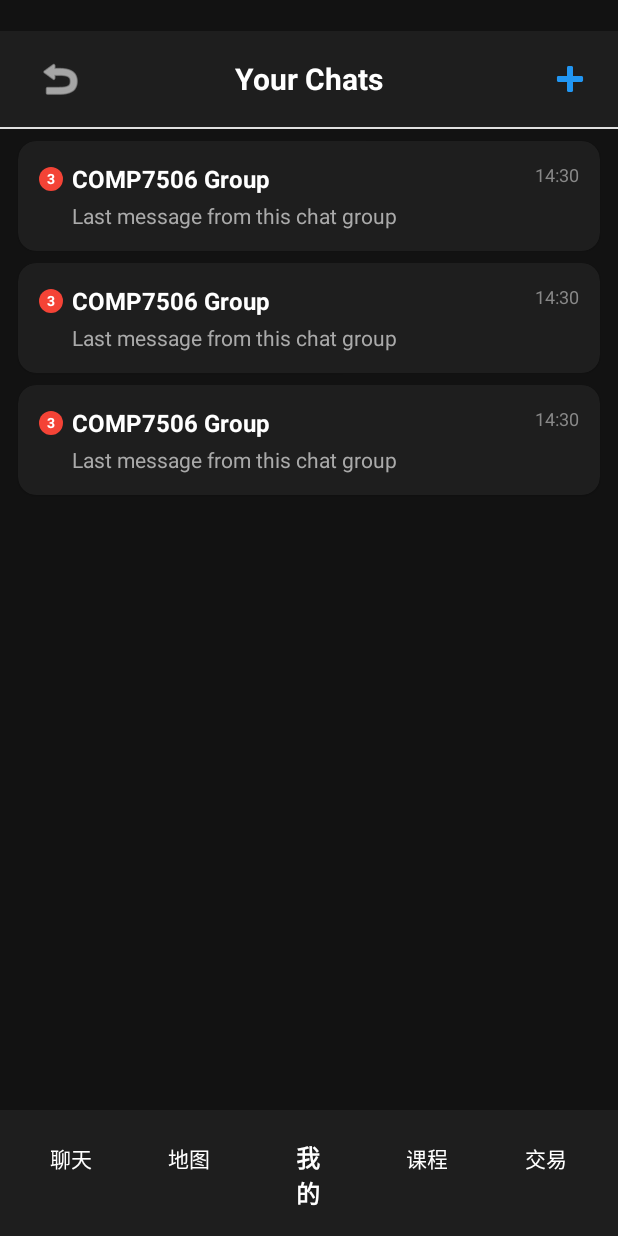
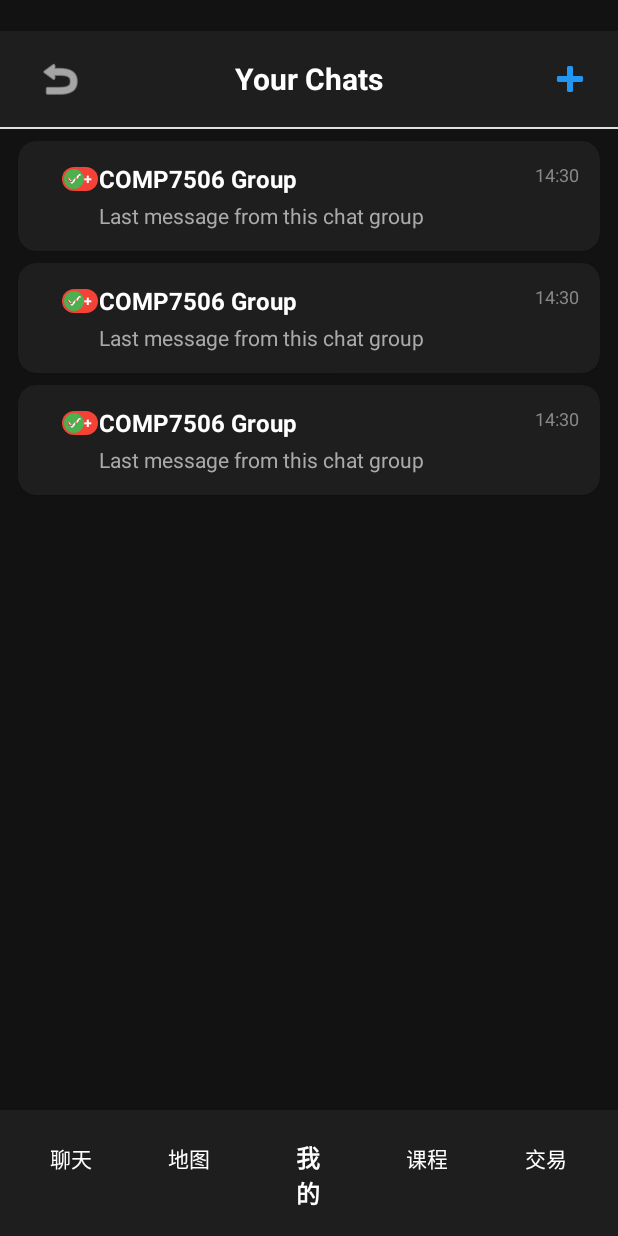
Before and after one commit to LiuRuohui/HKUers, an Android app: the layout activity_chat_list.xml on its own in the app's theme, with its tools: preview values and no code run, on a phone screen of 412 x 824 dp. Run offline under Robolectric (Android 15) with nearby library versions, the phone set to English and light mode, and no system bars.

Commit message:
Chat_List 内容更新 (2.1.3)
1. 修复了同时显示未读消息和已读标志的问题
检查了逻辑代码，确保未读消息标记和已读标记不会同时显示
增加了对groupId的空值检查，避免可能的空指针异常
2. 修复了消息提示符与聊天室标题过近的问题
增加了未读消息计数和已读标记的左侧边距（从8dp增加到12dp）
增加了标题的左侧边距（从32dp增加到40dp）
调整了未读消息框的样式，支持更长的文本（如"99+"）
3. 解决了所有聊天室颜色相同的问题
移除了颜色标识条的默认背景色
增加了更多的颜色选项（从9种增加到15种）
添加了日志输出，用于调试颜色计算过程
添加了测试数据生成功能，确保每个群组有不同的ID
在绑定数据时增加了ID为空的检查
额外改进
添加了长按"+"按钮时生成测试数据的功能
为每个测试群组随机生成不同的未读消息数量
增加了详细的日志输出，便于调试
现在每个聊天群组应该有:
唯一的颜色标识
正确显示的未读消息数量或已读标记（二者互斥）
更美观的布局间距
您可以通过长按右上角的"+"按钮来添加测试数据，这样就能看到不同颜色的聊天群组，以及各种未读消息状态。

```diff
--- a/app/src/main/res/drawable/bg_unread_count.xml
+++ b/app/src/main/res/drawable/bg_unread_count.xml
@@ -1,5 +1,6 @@
 <?xml version="1.0" encoding="utf-8"?>
 <shape xmlns:android="http://schemas.android.com/apk/res/android"
-    android:shape="oval">
+    android:shape="rectangle">
     <solid android:color="#F44336" />
+    <corners android:radius="8dp" />
 </shape>
--- /dev/null
+++ b/app/src/main/res/drawable/ic_check_circle.xml
@@ -0,0 +1,10 @@
+<?xml version="1.0" encoding="utf-8"?>
+<vector xmlns:android="http://schemas.android.com/apk/res/android"
+    android:width="24dp"
+    android:height="24dp"
+    android:viewportWidth="24"
+    android:viewportHeight="24">
+    <path
+        android:fillColor="#4CAF50"
+        android:pathData="M12,2C6.48,2 2,6.48 2,12s4.48,10 10,10 10,-4.48 10,-10S17.52,2 12,2zM10,17l-5,-5 1.41,-1.41L10,14.17l7.59,-7.59L19,8l-9,9z"/>
+</vector>
--- a/app/src/main/res/layout/item_chat_group.xml
+++ b/app/src/main/res/layout/item_chat_group.xml
@@ -15,21 +15,47 @@
         android:layout_height="wrap_content"
         android:padding="14dp">
 
-        <!-- 未读消息指示器 (在组名左侧) -->
+        <!-- 颜色标识条 -->
+        <View
+            android:id="@+id/colorIndicator"
+            android:layout_width="3dp"
+            android:layout_height="0dp"
+            app:layout_constraintBottom_toBottomOf="parent"
+            app:layout_constraintStart_toStartOf="parent"
+            app:layout_constraintTop_toTopOf="parent" />
+
+        <!-- 未读消息指示器 -->
         <TextView
             android:id="@+id/tvUnreadCount"
-            android:layout_width="16dp"
+            android:layout_width="wrap_content"
             android:layout_height="16dp"
+            android:layout_marginStart="12dp"
             android:background="@drawable/bg_unread_count"
             android:gravity="center"
+            android:minWidth="16dp"
+            android:paddingStart="4dp"
+            android:paddingEnd="4dp"
             android:textColor="#FFFFFF"
             android:textSize="9sp"
             android:textStyle="bold"
             android:visibility="gone"
             app:layout_constraintBottom_toBottomOf="@id/tvGroupName"
-            app:layout_constraintStart_toStartOf="parent"
+            app:layout_constraintStart_toEndOf="@id/colorIndicator"
             app:layout_constraintTop_toTopOf="@id/tvGroupName"
-            tools:text="3"
+            tools:text="99+"
+            tools:visibility="visible" />
+
+        <!-- 已读对勾图标 -->
+        <ImageView
+            android:id="@+id/ivReadMark"
+            android:layout_width="16dp"
+            android:layout_height="16dp"
+            android:layout_marginStart="12dp"
+            android:src="@drawable/ic_check_circle"
+            android:visibility="gone"
+            app:layout_constraintBottom_toBottomOf="@id/tvGroupName"
+            app:layout_constraintStart_toEndOf="@id/colorIndicator"
+            app:layout_constraintTop_toTopOf="@id/tvGroupName"
             tools:visibility="visible" />
 
         <!-- 群组名称 -->
@@ -38,7 +64,7 @@
             android:layout_width="0dp"
             android:layout_height="wrap_content"
             android:layout_marginEnd="8dp"
-            android:layout_marginStart="22dp"
+            android:layout_marginStart="40dp"
             android:ellipsize="end"
             android:maxLines="1"
             android:textColor="#FFFFFF"
@@ -55,7 +81,7 @@
             android:layout_width="0dp"
             android:layout_height="wrap_content"
             android:layout_marginEnd="8dp"
-            android:layout_marginStart="22dp"
+            android:layout_marginStart="40dp"
             android:layout_marginTop="4dp"
             android:ellipsize="end"
             android:maxLines="1"
```
Also changed, not shown: app/src/main/java/hk/hku/cs/hkuers/features/chat/ChatListActivity.java (+109 -2 lines).
